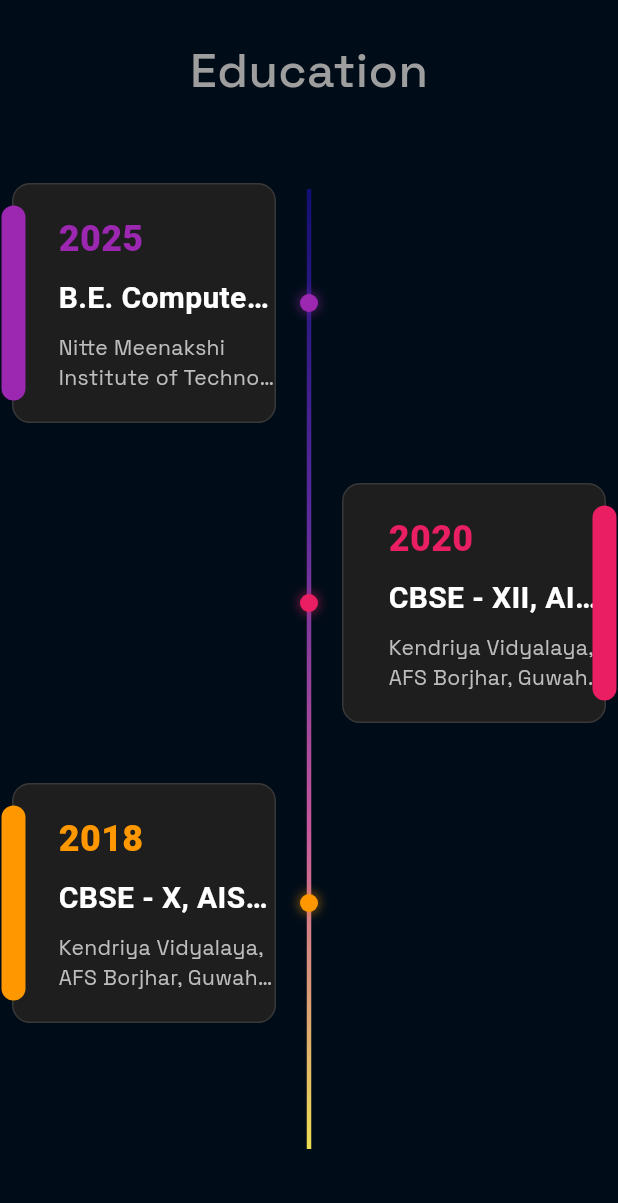
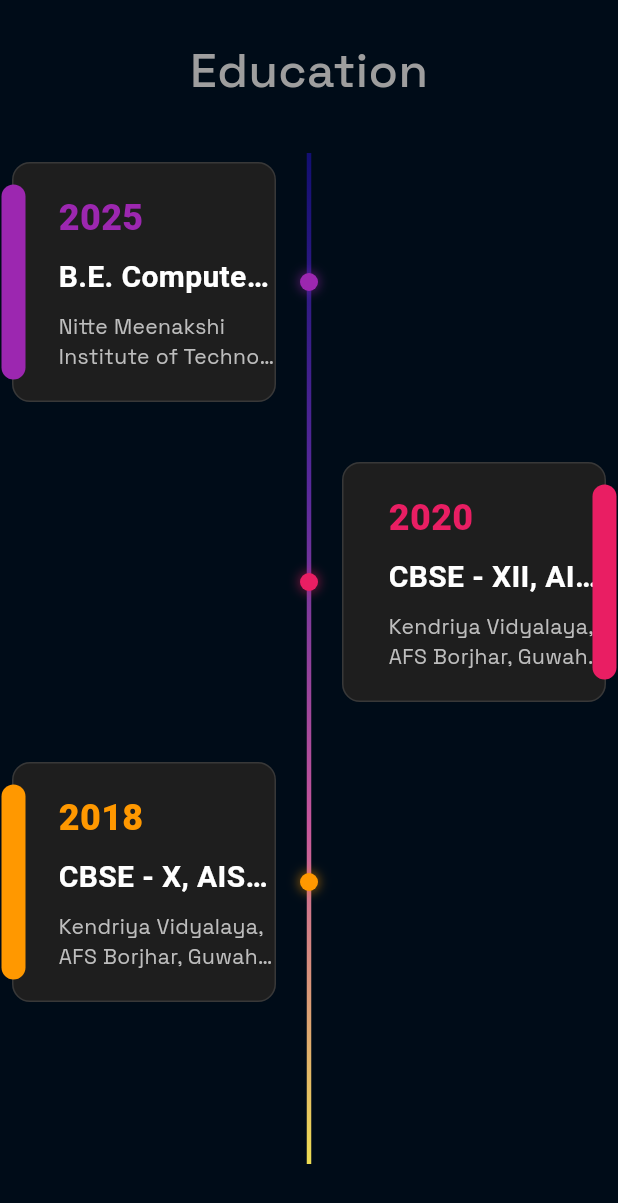
Before and after one commit to ankurt02/my-portfolio, a Flutter app: the TimelineScreen screen opened directly, on a phone screen of 412 x 824 dp. Shown: the top 1203 px of the screen. Run offline on Flutter 3.47's test engine with Material 3 defaults, Android fonts, the light colour scheme and no system bars; our stand-ins replace animated_text_kit, flutter_svg, gap, google_fonts, icons_plus, logger and 3 more; missing offline and left inert: pdfrx; network calls fail; project files that could hold a hidden picture were left out.

Commit message:
updated education tab

```diff
--- a/lib/screens/education/education.screen.dart
+++ b/lib/screens/education/education.screen.dart
@@ -80,7 +80,7 @@ class TimelineScreen extends StatelessWidget {
 
             // Header Section
             Padding(
-              padding: const EdgeInsets.fromLTRB(24, 24, 24, 16),
+              padding: const EdgeInsets.fromLTRB(24, 24, 24, 8),
               child: Text(
                 'Education',
                 style: GoogleFonts.spaceGrotesk(
@@ -97,14 +97,14 @@ class TimelineScreen extends StatelessWidget {
                 children: [
                   // The continuous timeline line in the background.
                   Padding(
-                    padding: const EdgeInsets.symmetric(vertical: 40.0),
+                    padding: const EdgeInsets.symmetric(vertical: 24.0),
                     child: _buildContinuousTimeline(),
                   ),
 
                   // The list of timeline events on top
                   ListView.builder(
                     physics: const NeverScrollableScrollPhysics(), // disables scrolling
-                    padding: const EdgeInsets.symmetric(vertical: 16.0),
+                    padding: const EdgeInsets.symmetric(vertical: 10.0),
                     itemCount: _events.length,
                     itemBuilder: (context, index) {
                       final event = _events[index];
@@ -117,7 +117,7 @@ class TimelineScreen extends StatelessWidget {
                 ],
               ),
             ),
-            const Gap(18)
+            const Gap(24)
           ],
         ),
       ),
```
